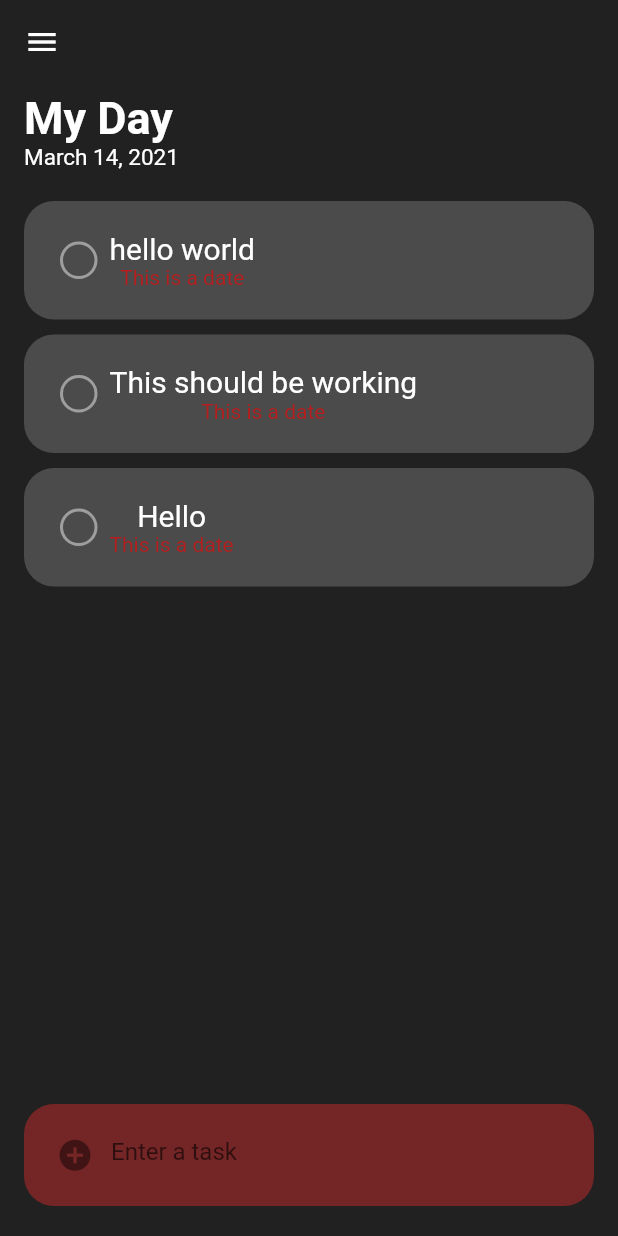
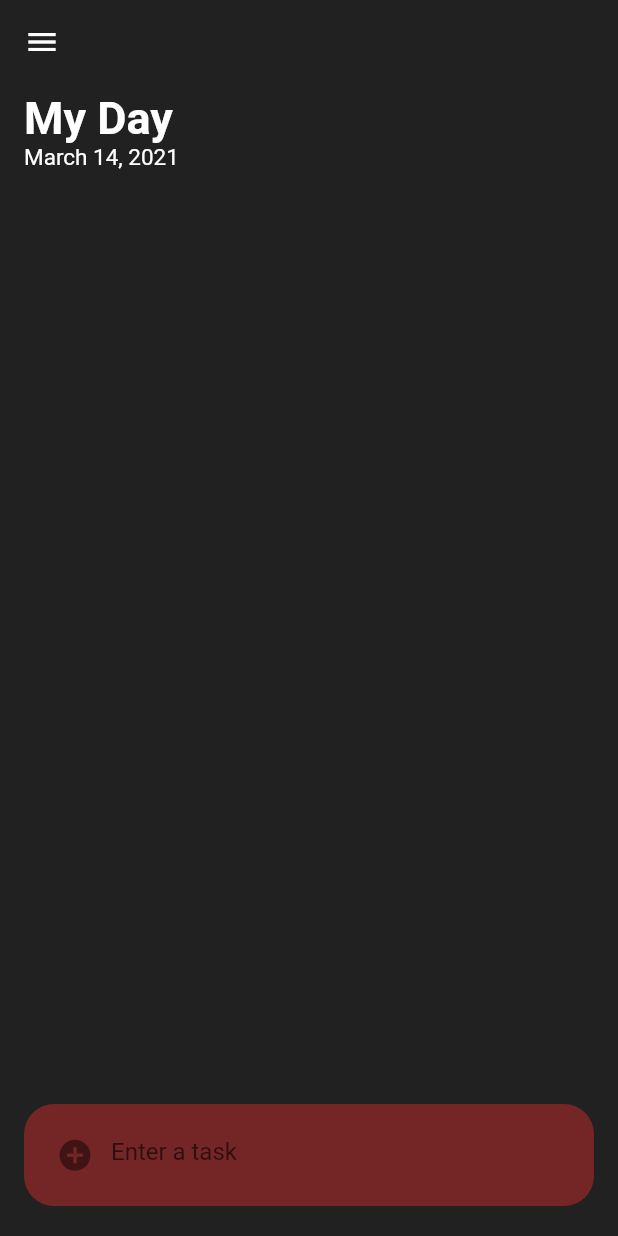
Before and after one commit to georgebjork/app-whitTasks, a Flutter app: the screen it shows after launch, on a phone screen of 412 x 824 dp. Run offline on Flutter 3.47's test engine with Material 2 defaults, Android fonts, the phone set to English and light mode, and no system bars; our stand-ins replace material_design_icons_flutter.

Commit message:
got rid of where the date will go for now, text field clears when done

```diff
--- a/lib/Classes/TaskProvider.dart
+++ b/lib/Classes/TaskProvider.dart
@@ -3,11 +3,7 @@ import 'package:flutter/material.dart';
 import 'Task.dart';
 
 class TaskProvider with ChangeNotifier {
-  List<Task> tasks = [
-    Task("hello world"),
-    Task("This should be working"),
-    Task("Hello"),
-  ];
+  List<Task> tasks = [];
 
   void addTask(Task t) {
     tasks.add(t);
--- a/lib/Widgets/AddTask.dart
+++ b/lib/Widgets/AddTask.dart
@@ -36,6 +36,7 @@ class AddTaskState extends State<AddTask> {
           onSubmitted: (value) {
               //This will access the provider and call our add task function everytime we hit enter
               context.read<TaskProvider>().addTask(Task(value));
+              taskController.clear();
           },
           controller: taskController,
           decoration: InputDecoration(
--- a/lib/Widgets/TaskCardWidget.dart
+++ b/lib/Widgets/TaskCardWidget.dart
@@ -30,7 +30,7 @@ class TaskCardWidget extends StatelessWidget {
         children: [CheckMarkBox(), Column(
           children: [
             Text(task.getTask(), style: TextStyle(color: Colors.white, fontSize: 20)),
-            Text("This is a date",style: TextStyle(color: Colors.red[900],)),
+            //Text("This is a date",style: TextStyle(color: Colors.red[900],)),
           ],
         ),]
         ),
```
